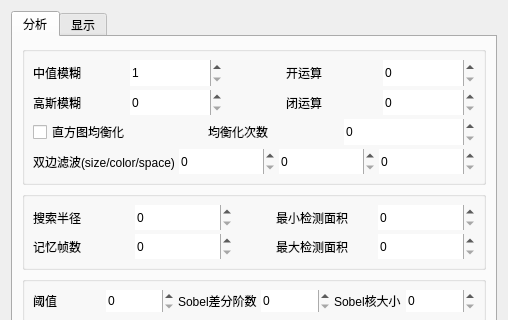
alchemist1234/QTracker2, file src/ui/settings.ui: the form before one commit; both pictures show x 0 to 508 and y 0 to 320 of the 508 by 525 pixel window.
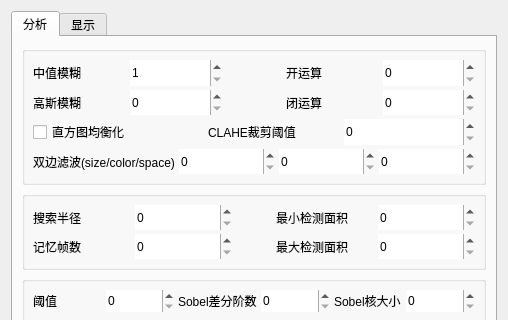
The form after the commit. Icons and pictures are not drawn. Custom widgets are drawn as their Qt base class.

```diff
--- a/src/ui/settings.ui
+++ b/src/ui/settings.ui
@@ -230,7 +230,7 @@
             <item>
              <widget class="QLabel" name="lb_adaptive_hist_eq">
               <property name="text">
-               <string>均衡化次数</string>
+               <string>CLAHE裁剪阈值</string>
               </property>
              </widget>
             </item>
```
Left out of the diff: 4 changed lines with no effect on the pictures.
